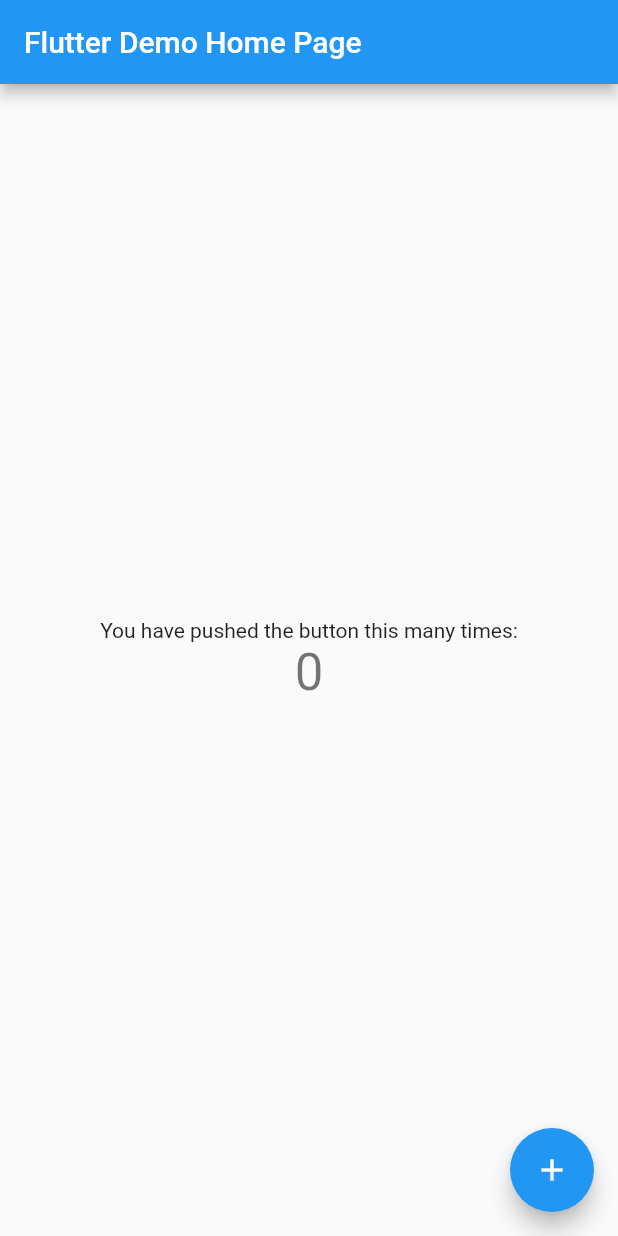
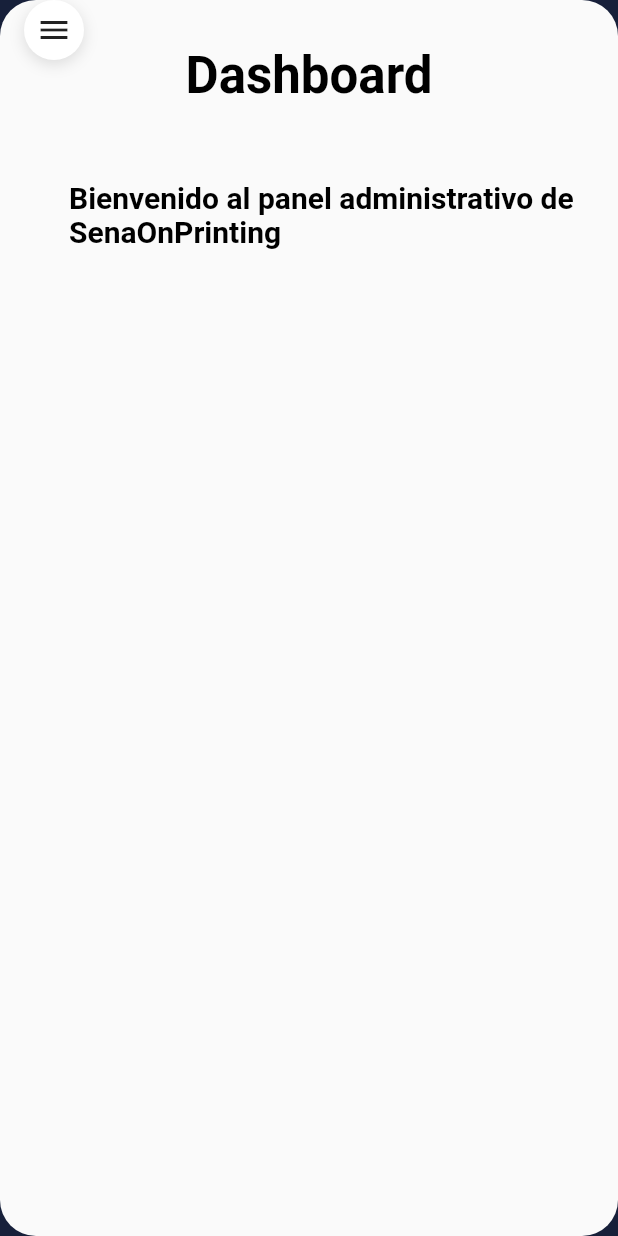
Before and after one commit to Daintz/SenaOnPrintingMovil, a Flutter app: the screen it shows after launch, on a phone screen of 412 x 824 dp. Run offline on Flutter 3.47's test engine with Material 2 defaults, Android fonts, the phone set to English and light mode, and no system bars; our stand-ins replace rive.

Commit message:
build: :lipstick: add sidebar and dashboard page
add sidebar and dashboard page

```diff
--- /dev/null
+++ b/lib/entry_point.dart
@@ -0,0 +1,51 @@
+import 'package:flutter/material.dart';
+import 'package:rive/rive.dart';
+import 'package:senaonprintingmovil/components/side_menu.dart';
+
+import 'models/menu_btn.dart';
+import 'screens/home/dashboard_screen.dart';
+
+class EntryPoint extends StatefulWidget {
+  const EntryPoint({super.key});
+
+  @override
+  State<EntryPoint> createState() => _EntryPointState();
+}
+
+class _EntryPointState extends State<EntryPoint> {
+  late bool isSidebarClosed = true;
+
+  bool isSideMenuClosed = true;
+  @override
+  Widget build(BuildContext context) {
+    return Scaffold(
+      backgroundColor: Color(0xFF17203A),
+      body: Stack(children: [
+        AnimatedPositioned(
+          duration: Duration(milliseconds: 300),
+          curve: Curves.fastOutSlowIn,
+          width: 280,
+          left: isSideMenuClosed ? -288 : 0,
+          height: MediaQuery.of(context).size.height,
+          child: SideMenu(),
+        ),
+        Transform.translate(
+          offset: Offset(isSideMenuClosed ? 0 : 288, 0),
+          child: Transform.scale(
+              scale: isSidebarClosed ? 1 : 0.8,
+              child: const ClipRRect(
+                  borderRadius: BorderRadius.all(Radius.circular(24)),
+                  child: DashboardScreen())),
+        ),
+        MenuBtn(
+          press: () {
+            isSidebarClosed = !isSidebarClosed;
+            setState(() {
+              isSideMenuClosed = isSidebarClosed;
+            });
+          },
+        )
+      ]),
+    );
+  }
+}
--- a/lib/main.dart
+++ b/lib/main.dart
@@ -1,4 +1,6 @@
 import 'package:flutter/material.dart';
+import 'package:senaonprintingmovil/components/side_menu.dart';
+import 'package:senaonprintingmovil/entry_point.dart';
 
 void main() {
   runApp(const MyApp());
@@ -13,103 +15,9 @@ class MyApp extends StatelessWidget {
     return MaterialApp(
       title: 'Flutter Demo',
       theme: ThemeData(
-        // This is the theme of your application.
-        //
-        // Try running your application with "flutter run". You'll see the
-        // application has a blue toolbar. Then, without quitting the app, try
-        // changing the primarySwatch below to Colors.green and then invoke
-        // "hot reload" (press "r" in the console where you ran "flutter run",
-        // or simply save your changes to "hot reload" in a Flutter IDE).
-        // Notice that the counter didn't reset back to zero; the application
-        // is not restarted.
         primarySwatch: Colors.blue,
       ),
-      home: const MyHomePage(title: 'Flutter Demo Home Page'),
+      home: const EntryPoint(),
     );
   }
 }
-
-class MyHomePage extends StatefulWidget {
-  const MyHomePage({super.key, required this.title});
-
-  // This widget is the home page of your application. It is stateful, meaning
-  // that it has a State object (defined below) that contains fields that affect
-  // how it looks.
-
-  // This class is the configuration for the state. It holds the values (in this
-  // case the title) provided by the parent (in this case the App widget) and
-  // used by the build method of the State. Fields in a Widget subclass are
-  // always marked "final".
-
-  final String title;
-
-  @override
-  State<MyHomePage> createState() => _MyHomePageState();
-}
-
-class _MyHomePageState extends State<MyHomePage> {
-  int _counter = 0;
-
-  void _incrementCounter() {
-    setState(() {
-      // This call to setState tells the Flutter framework that something has
-      // changed in this State, which causes it to rerun the build method below
-      // so that the display can reflect the updated values. If we changed
-      // _counter without calling setState(), then the build method would not be
-      // called again, and so nothing would appear to happen.
-      _counter++;
-    });
-  }
-
-  @override
-  Widget build(BuildContext context) {
-    // This method is rerun every time setState is called, for instance as done
-    // by the _incrementCounter method above.
-    //
-    // The Flutter framework has been optimized to make rerunning build methods
-    // fast, so that you can just rebuild anything that needs updating rather
-    // than having to individually change instances of widgets.
-    return Scaffold(
-      appBar: AppBar(
-        // Here we take the value from the MyHomePage object that was created by
-        // the App.build method, and use it to set our appbar title.
-        title: Text(widget.title),
-      ),
-      body: Center(
-        // Center is a layout widget. It takes a single child and positions it
-        // in the middle of the parent.
-        child: Column(
-          // Column is also a layout widget. It takes a list of children and
-          // arranges them vertically. By default, it sizes itself to fit its
-          // children horizontally, and tries to be as tall as its parent.
-          //
-          // Invoke "debug painting" (press "p" in the console, choose the
-          // "Toggle Debug Paint" action from the Flutter Inspector in Android
-          // Studio, or the "Toggle Debug Paint" command in Visual Studio Code)
-          // to see the wireframe for each widget.
-          //
-          // Column has various properties to control how it sizes itself and
-          // how it positions its children. Here we use mainAxisAlignment to
-          // center the children vertically; the main axis here is the vertical
-          // axis because Columns are vertical (the cross axis would be
-          // horizontal).
-          mainAxisAlignment: MainAxisAlignment.center,
-          children: <Widget>[
-            const Text(
-              'You have pushed the button this many times:',
-            ),
-            Text(
-              '$_counter',
-              style: Theme.of(context).textTheme.headlineMedium,
-            ),
-          ],
-        ),
-      ),
-      floatingActionButton: FloatingActionButton(
-        onPressed: _incrementCounter,
-        tooltip: 'Increment',
-        child: const Icon(Icons.add),
-      ), // This trailing comma makes auto-formatting nicer for build methods.
-    );
-  }
-}
--- /dev/null
+++ b/lib/models/menu_btn.dart
@@ -0,0 +1,34 @@
+import 'package:flutter/material.dart';
+
+class MenuBtn extends StatelessWidget {
+  const MenuBtn({
+    Key? key, required this.press,
+  }) : super(key: key);
+
+  final VoidCallback press;
+
+  @override
+  Widget build(BuildContext context) {
+    return SafeArea(
+      child: GestureDetector(
+        onTap: press,
+        child: Container(
+          margin: EdgeInsets.only(left: 16),
+          height: 40,
+          width: 40,
+          decoration: const BoxDecoration(
+            color: Colors.white,
+            shape: BoxShape.circle,
+            boxShadow: [
+              BoxShadow(color: Colors.black12,
+              offset: Offset(0, 3),
+              blurRadius: 8,
+              )
+            ]
+          ),
+          child: Icon(Icons.menu),
+        ),
+      ),
+    );
+  }
+}
--- /dev/null
+++ b/lib/screens/home/dashboard_screen.dart
@@ -0,0 +1,48 @@
+import 'package:flutter/material.dart';
+
+class DashboardScreen extends StatelessWidget {
+  const DashboardScreen({super.key});
+
+  @override
+  Widget build(BuildContext context) {
+    return Scaffold(
+      body: Column(
+        children: [
+          Padding(
+            padding: const EdgeInsets.all(30),
+            child: Text('Dashboard',
+                style: Theme.of(context).textTheme.headlineMedium!.copyWith(
+                    color: Colors.black, fontWeight: FontWeight.w600)),
+          ),
+          Padding(
+            padding: const EdgeInsets.only(left: 30),
+            child: Container(
+              padding: EdgeInsets.symmetric(horizontal: 16, vertical: 20),
+              height: 500,
+              width: 480,
+              child: Row(
+                children: [
+                  Expanded(
+                    child: Column(
+                      children: [
+                        Text(
+                          'Bienvenido al panel administrativo de SenaOnPrinting',
+                          style: Theme.of(context)
+                              .textTheme
+                              .titleLarge!
+                              .copyWith(
+                                  color: Colors.black,
+                                  fontWeight: FontWeight.w600),
+                        )
+                      ],
+                    ),
+                  ),
+                ],
+              ),
+            ),
+          )
+        ],
+      ),
+    );
+  }
+}
--- a/package.json
+++ b/package.json
@@ -1,6 +1,6 @@
 {
   "name": "senaonprintingmovil",
-  "version": "1.0.1",
+  "version": "1.0.2",
   "description": "",
   "main": "index.js",
   "directories": {
--- a/pubspec.yaml
+++ b/pubspec.yaml
@@ -30,6 +30,7 @@ environment:
 dependencies:
   flutter:
     sdk: flutter
+  rive: ^0.7.22
 
 
   # The following adds the Cupertino Icons font to your application.
```
Also changed, not shown: lib/components/info_card.dart (added, +31 -0 lines), lib/components/side_menu.dart (added, +57 -0 lines), lib/components/side_menu_title.dart (added, +56 -0 lines), lib/models/side_menus.dart (added, +17 -0 lines), package-lock.json, pubspec.lock, 1 other file.
